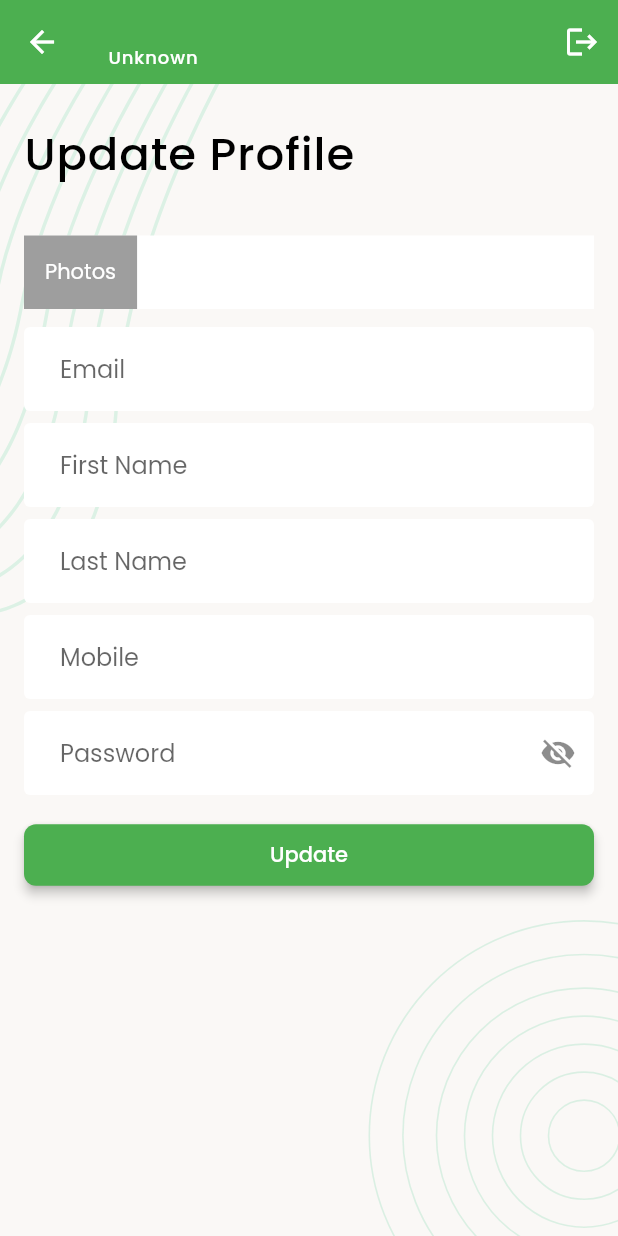
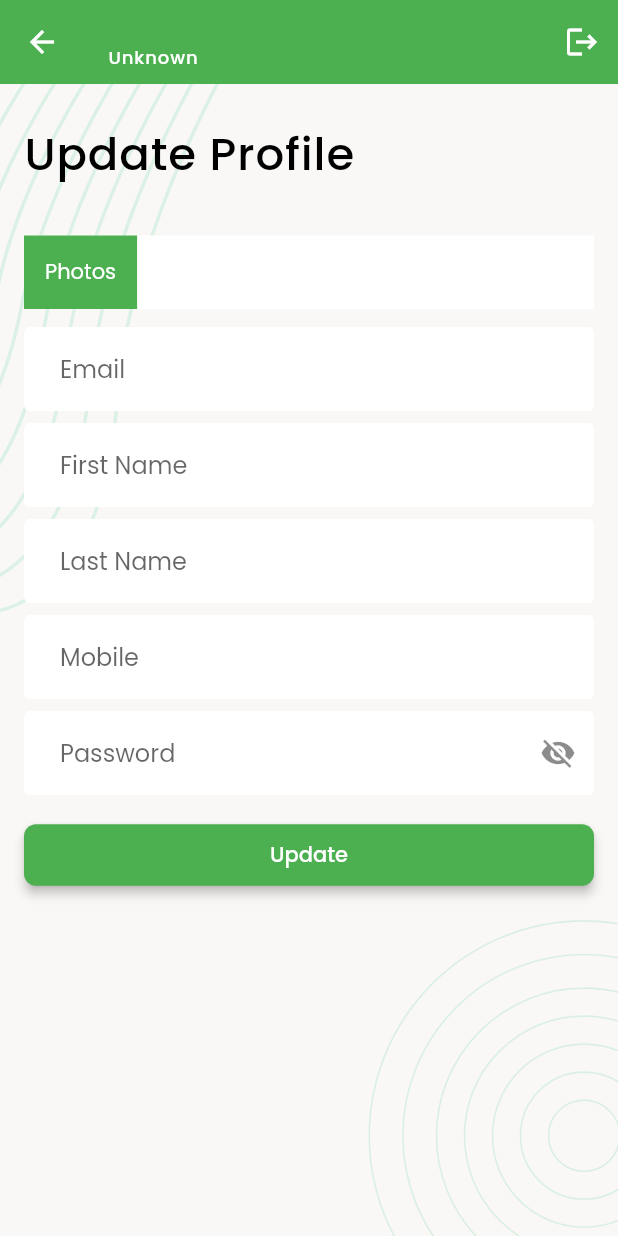
Before and after one commit to musfique113/TaskTracker, a Flutter app: the EditProfileScreen screen opened directly, on a phone screen of 412 x 824 dp. Run offline on Flutter 3.47's test engine with Material 2 defaults, Android fonts, the phone set to English and light mode, and no system bars; our stand-ins replace cached_network_image, curved_navigation_bar, flutter_svg, image_picker, pin_code_fields, shared_preferences; accounts and stored records are empty.

Commit message:
update profile avater

```diff
--- a/lib/ui/presentation/screens/edit_profile_screen.dart
+++ b/lib/ui/presentation/screens/edit_profile_screen.dart
@@ -39,8 +39,8 @@ class _EditProfileScreenState extends State<EditProfileScreen> {
               const SizedBox(
                 height: 24,
               ),
-              Padding(
-                padding: const EdgeInsets.symmetric(horizontal: 16.0),
+              const Padding(
+                padding: EdgeInsets.symmetric(horizontal: 16.0),
                 child: Text(
                   'Update Profile',
                   style: TextStyle(
@@ -68,7 +68,7 @@ class _EditProfileScreenState extends State<EditProfileScreen> {
                           children: [
                             Container(
                               padding: const EdgeInsets.all(14),
-                              color: Colors.grey,
+                              color: Colors.green,
                               child: const Text(
                                 'Photos',
                                 style: TextStyle(color: Colors.white),
--- a/lib/ui/presentation/screens/new_task_screen.dart
+++ b/lib/ui/presentation/screens/new_task_screen.dart
@@ -124,7 +124,7 @@ class _NewTaskScreenState extends State<NewTaskScreen> {
                         },
                         separatorBuilder: (BuildContext context, int index) {
                           return const Divider(
-                            height: 4,
+                            height: 1,
                           );
                         },
                       ),
--- a/lib/ui/presentation/widgets/user_profile_banner.dart
+++ b/lib/ui/presentation/widgets/user_profile_banner.dart
@@ -1,3 +1,4 @@
+import 'package:cached_network_image/cached_network_image.dart';
 import 'package:flutter/material.dart';
 import 'package:taskmanager_ostad/data/models/auth_utility.dart';
 import 'package:taskmanager_ostad/ui/presentation/screens/auth/sign_in_screen.dart';
@@ -37,14 +38,25 @@ class _UserProfileBannerState extends State<UserProfileBanner> {
               child: Row(
                 children: [
                   CircleAvatar(
-                    backgroundImage: NetworkImage(
-                      AuthUtility.userInfo.data?.photo ?? '',
+                    child: CachedNetworkImage(
+                      fit: BoxFit.cover,
+                      placeholder: (_, __) =>
+                          const Icon(Icons.account_circle_outlined),
+                      imageUrl: AuthUtility.userInfo.data?.photo ?? '',
+                      errorWidget: (_, __, ___) =>
+                          const Icon(Icons.account_circle_outlined),
                     ),
-                    onBackgroundImageError: (_, __) {
-                      const Icon(Icons.image);
-                    },
-                    radius: 18,
                   ),
+
+                  // CircleAvatar(
+                  //   backgroundImage: NetworkImage(
+                  //     AuthUtility.userInfo.data?.photo ?? '',
+                  //   ),
+                  //   onBackgroundImageError: (_, __) {
+                  //     const Icon(Icons.image);
+                  //   },
+                  //   radius: 18,
+                  // ),
                   const SizedBox(
                     width: 16,
                   ),
@@ -78,7 +90,7 @@ class _UserProfileBannerState extends State<UserProfileBanner> {
               Navigator.pushAndRemoveUntil(
                   context,
                   MaterialPageRoute(builder: (context) => const LoginScreen()),
-                      (route) => false);
+                  (route) => false);
             }
           },
           icon: const Icon(Icons.logout),
--- a/pubspec.yaml
+++ b/pubspec.yaml
@@ -38,6 +38,7 @@ dependencies:
   image_picker: ^1.0.1
   # google_nav_bar: ^5.0.6
   curved_navigation_bar: ^1.0.3
+  cached_network_image: ^3.2.3
 
 dev_dependencies:
   flutter_test:
```
Also changed, not shown: pubspec.lock.
